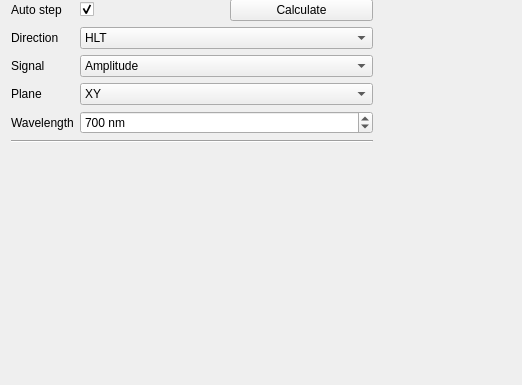
First picture: the form in modules/gui/designer/map_measure_widget.ui, repository Kaldarinz/PA-RSCF-22-72-00015-, before the edit; both pictures show x 0 to 522 and y 254 to 639 of the 924 by 639 pixel window.
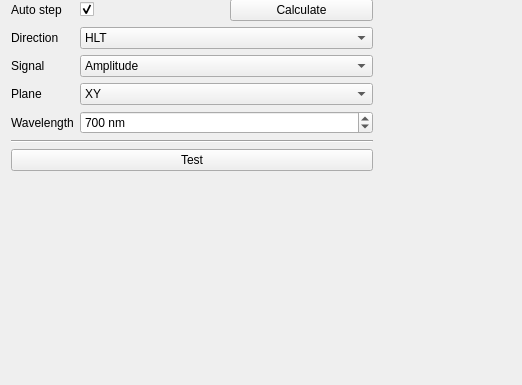
Second picture: the form after the edit. Icons and pictures are not drawn. Custom widgets are drawn as their Qt base class.

```diff
--- a/modules/gui/designer/map_measure_widget.ui
+++ b/modules/gui/designer/map_measure_widget.ui
@@ -705,6 +705,13 @@
        </property>
       </widget>
      </item>
+     <item>
+      <widget class="QPushButton" name="btn_tst">
+       <property name="text">
+        <string>Test</string>
+       </property>
+      </widget>
+     </item>
      <item>
       <spacer name="verticalSpacer">
        <property name="orientation">
```
